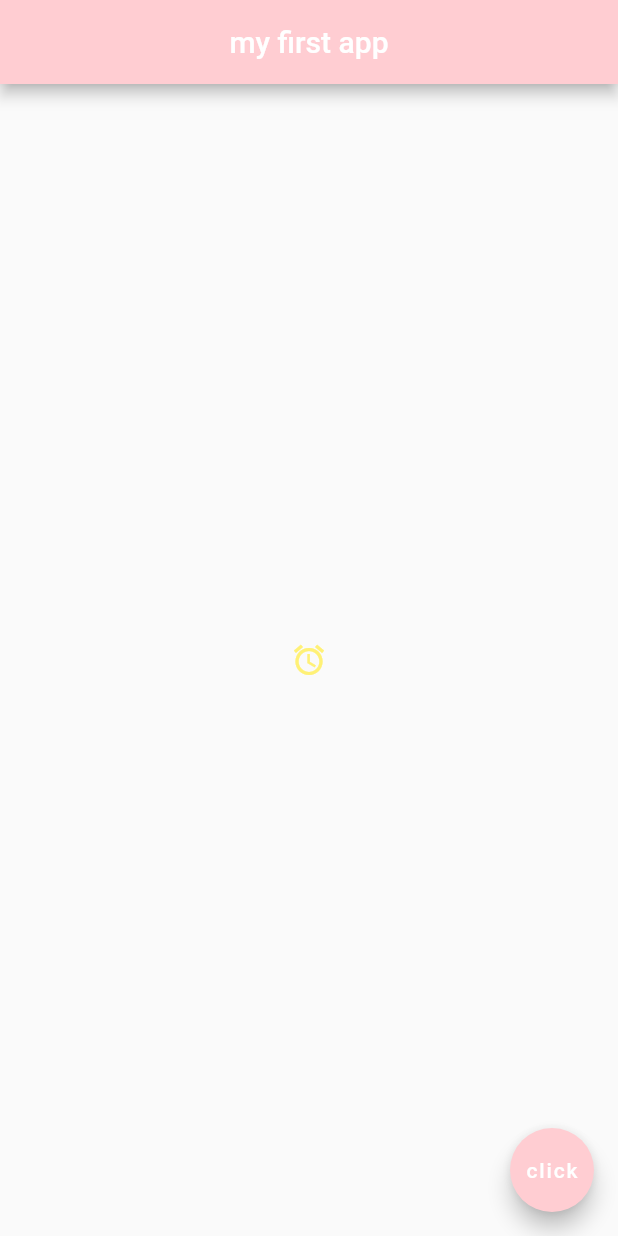
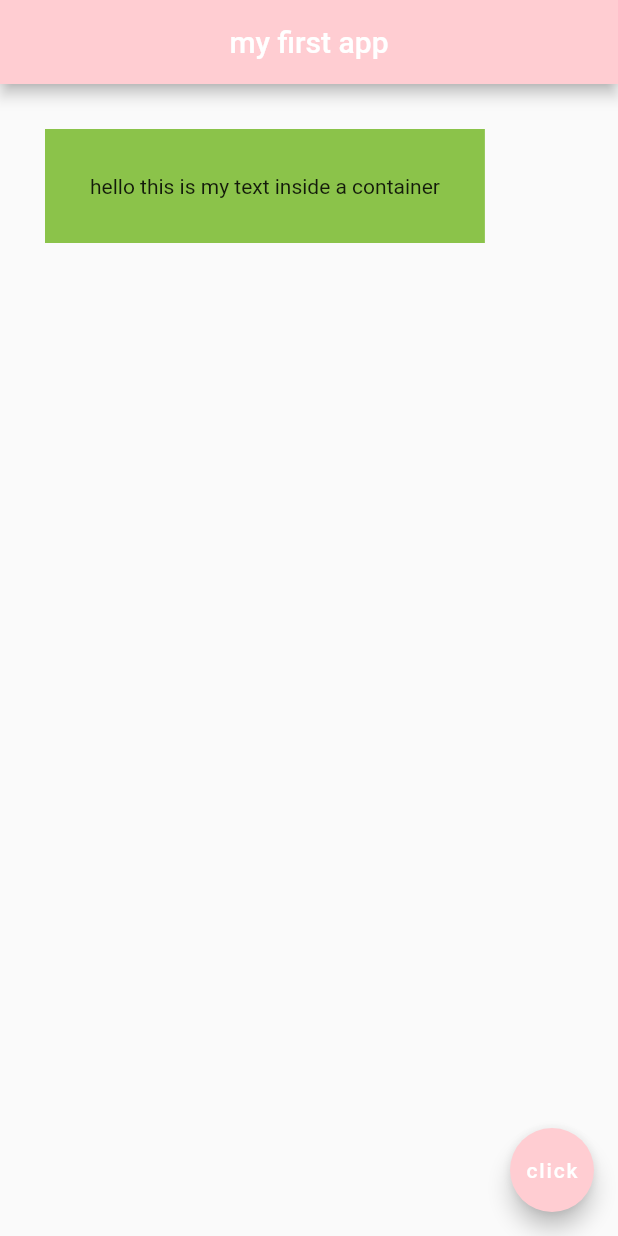
Before and after one commit to hafidid-baha/flutter-tuto, a Flutter app: the screen it shows after launch, on a phone screen of 412 x 824 dp. Run offline on Flutter 3.47's test engine with Material 2 defaults, Android fonts, the phone set to English and light mode, and no system bars.

Commit message:
using the container

```diff
--- a/flutter_app/lib/main.dart
+++ b/flutter_app/lib/main.dart
@@ -13,16 +13,11 @@ class Home extends StatelessWidget {
         centerTitle: true,
         backgroundColor: Colors.red[100],
       ),
-      body: Center(
-        child: IconButton(
-          onPressed: ()=>{
-            print("you have clicked the snooz button")
-          },
-          icon: Icon(
-            Icons.access_alarm
-          ),
-          color: Colors.yellow[300],
-        ),
+      body: Container(
+        padding: EdgeInsets.all(30),
+        color: Colors.lightGreen,
+        margin: EdgeInsets.all(30),
+        child: Text('hello this is my text inside a container'),
       ),
       floatingActionButton: FloatingActionButton(
         onPressed: ()=>{},
```
